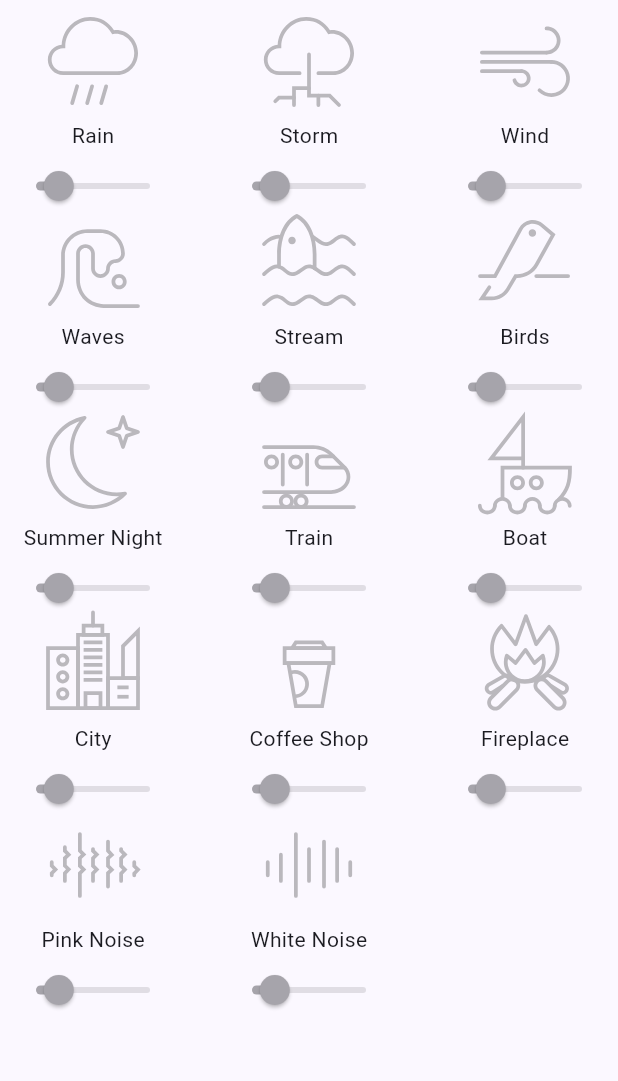
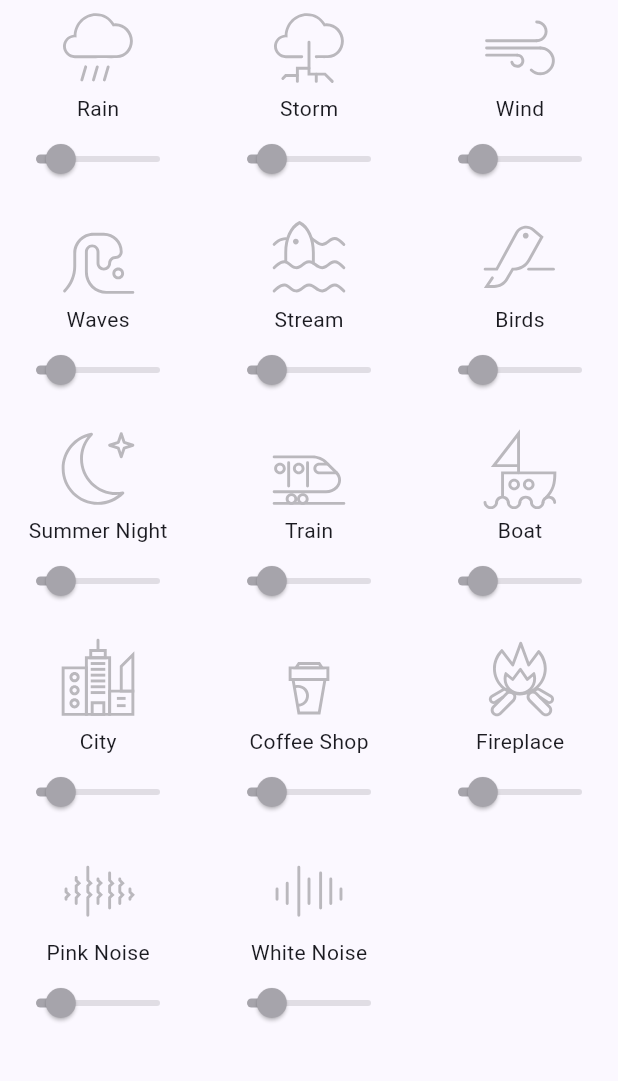
Before and after one commit to mnavarrocarter/snuggy, a Flutter app: the screen it shows after launch, on a phone screen of 412 x 824 dp, the part 84-1165 px from its top. Run offline on Flutter 3.47's test engine with Material 3 defaults, Android fonts, the light colour scheme and no system bars; our stand-ins replace audioplayers, flutter_svg.

Commit message:
fix: layout and dependencies

```diff
--- a/lib/main.dart
+++ b/lib/main.dart
@@ -94,7 +94,7 @@ class _MyHomePageState extends State<MyHomePage> {
       ),
       body: GridView.count(
         crossAxisCount: 3,
-        crossAxisSpacing: 20.0,
+        crossAxisSpacing: 10.0,
         mainAxisSpacing: 10.0,
         children: const <Widget>[
           SoundWidget(
--- a/lib/sound.dart
+++ b/lib/sound.dart
@@ -36,17 +36,17 @@ class _SoundWidgetState extends State<SoundWidget> {
 
   @override
   Widget build(BuildContext context) {
-    return Center(
-      child: Column(
-        mainAxisAlignment: MainAxisAlignment.center,
+    return
+      Column(
+        crossAxisAlignment: CrossAxisAlignment.center,
         children: <Widget>[
           GestureDetector(
             onTap: _onIconPressed,
             child: SvgPicture.asset(
               "assets/icons/${widget.asset}.svg",
               color: _isActive ? Colors.indigo : Colors.black26,
-              width: 80,
-              height: 80,
+              width: 62,
+              height: 62,
             ),
           ),
           Text(widget.title),
@@ -57,8 +57,7 @@ class _SoundWidgetState extends State<SoundWidget> {
             min: 0,
           )
         ],
-      ),
-    );
+      );
   }
 
   void _onVolumeChanged(double vol) {
--- a/pubspec.yaml
+++ b/pubspec.yaml
@@ -31,6 +31,7 @@ dependencies:
   flutter:
     sdk: flutter
   flutter_svg: ^2.0.10
+  audioplayers: ^6.1.0
 
   # The following adds the Cupertino Icons font to your application.
   # Use with the CupertinoIcons class for iOS style icons.
@@ -46,7 +47,6 @@ dev_dependencies:
   # package. See that file for information about deactivating specific lint
   # rules and activating additional ones.
   flutter_lints: ^4.0.0
-  audioplayers: ^6.1.0
 
 # For information on the generic Dart part of this file, see the
 # following page: https://dart.dev/tools/pub/pubspec
```
Also changed, not shown: pubspec.lock.
